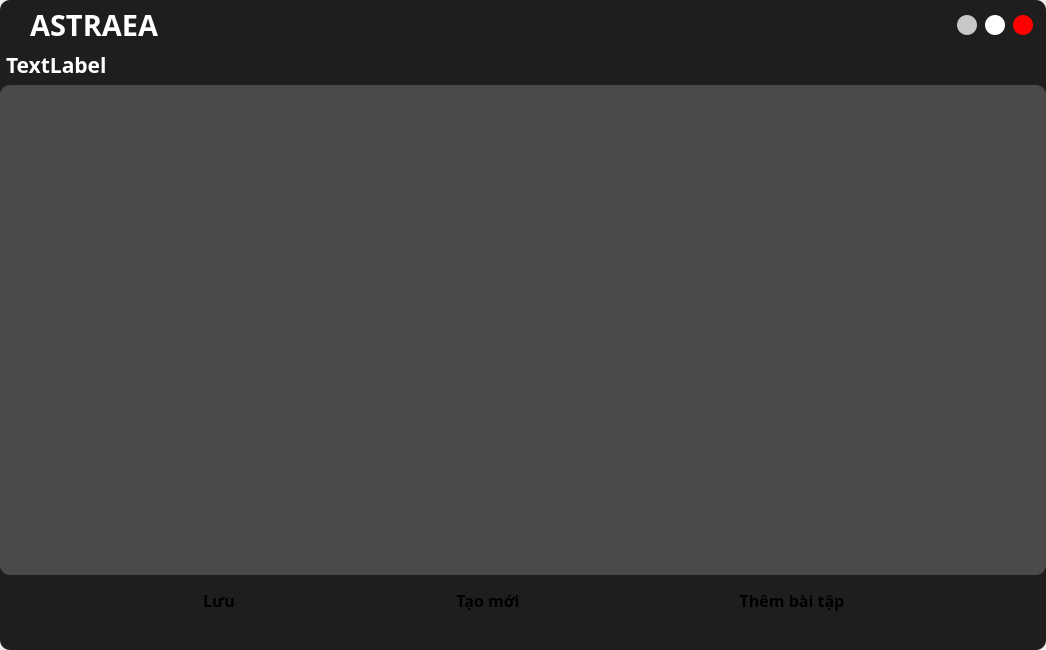
Qt form UI_Files/edit_form.ui (hoangm960/Astraea) before a commit.
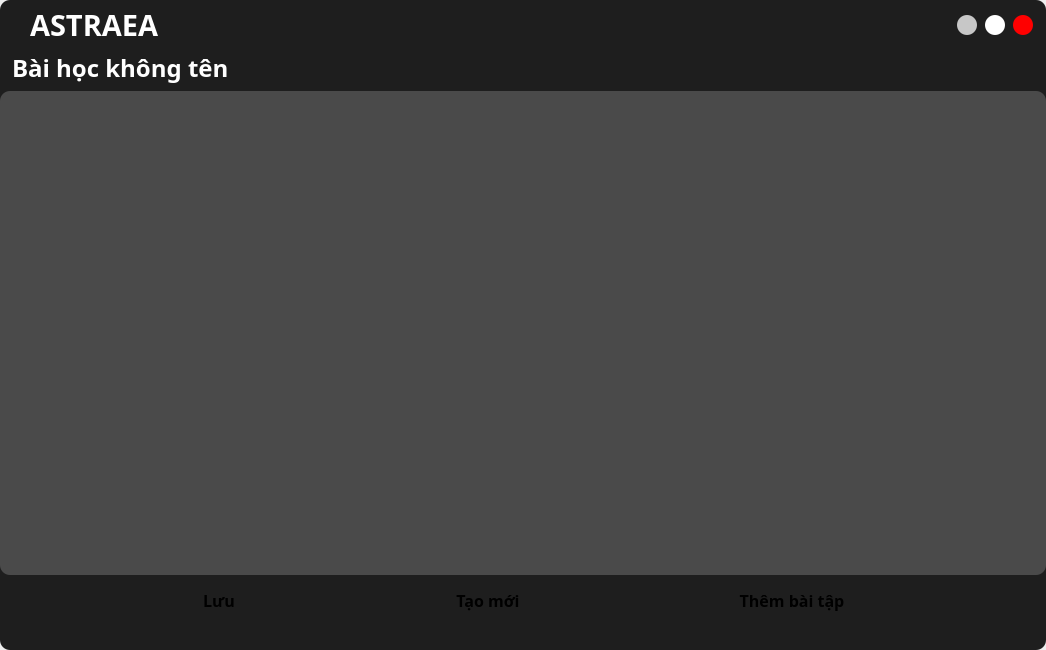
The same form after that commit. Icons and pictures are not drawn.

What changed in the file:
```diff
--- a/UI_Files/edit_form.ui
+++ b/UI_Files/edit_form.ui
@@ -1300,7 +1300,7 @@
                      <number>0</number>
                     </property>
                     <property name="leftMargin">
-                     <number>6</number>
+                     <number>10</number>
                     </property>
                     <property name="topMargin">
                      <number>0</number>
@@ -1312,20 +1312,17 @@
                      <number>0</number>
                     </property>
                     <item>
-                     <widget class="QLabel" name="lesson_title">
+                     <widget class="QLineEdit" name="lesson_title">
                       <property name="font">
                        <font>
                         <family>Montserrat</family>
-                        <pointsize>16</pointsize>
+                        <pointsize>18</pointsize>
                         <weight>75</weight>
                         <bold>true</bold>
                        </font>
                       </property>
-                      <property name="styleSheet">
-                       <string notr="true"/>
-                      </property>
                       <property name="text">
-                       <string>TextLabel</string>
+                       <string>Bài học không tên</string>
                       </property>
                      </widget>
                     </item>
@@ -1420,7 +1417,7 @@
                          <x>0</x>
                          <y>0</y>
                          <width>1046</width>
-                         <height>490</height>
+                         <height>484</height>
                         </rect>
                        </property>
                       </widget>
```
Left out of the diff: 2 changed lines with no effect on the pictures.
